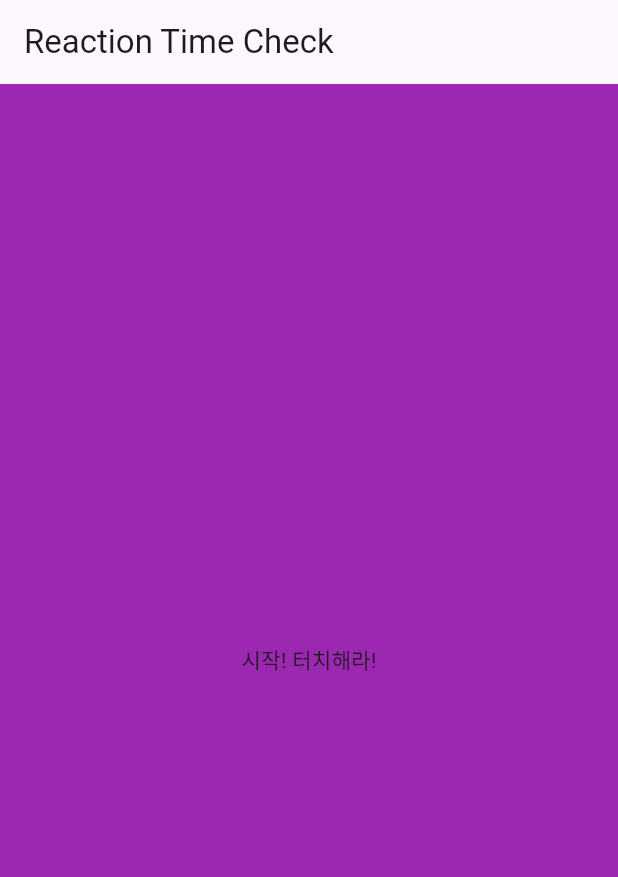
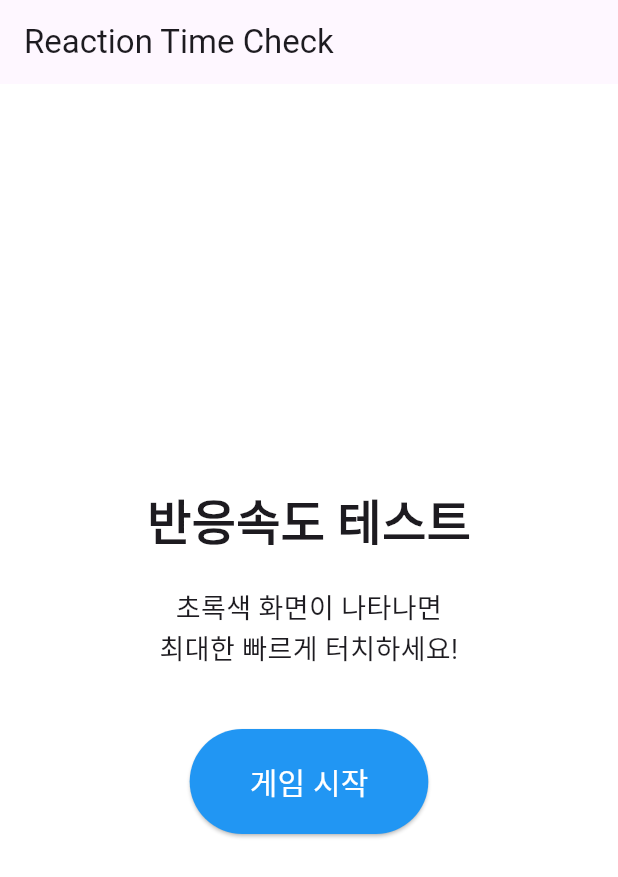
Before and after one commit to devhyunwoo/flutter-reaction-game, a Flutter app: the screen it shows after launch, on a phone screen of 412 x 824 dp. Shown: the top 877 px of the screen. Run offline on Flutter 3.47's test engine with Material 3 defaults, Android fonts, the phone set to English and light mode, and no system bars; our stand-ins replace flutter_riverpod, freezed_annotation, go_router, riverpod_annotation; generated files the repository leaves out were written again.

Commit message:
update : 게임시작버튼 생성

```diff
--- a/lib/feature/home/state/home_state.dart
+++ b/lib/feature/home/state/home_state.dart
@@ -1,16 +1,38 @@
+import 'package:flutter/material.dart';
 import 'package:freezed_annotation/freezed_annotation.dart';
 
 part 'home_state.freezed.dart';
-part 'home_state.g.dart';
+
+enum GameStatus {
+  initial,     // 🎯 초기 상태 (시작 화면)
+  waiting,     // 대기 중
+  ready,       // 터치 신호 (초록색)
+  finished,    // 결과 표시
+  preClicked;  // 미리 클릭
+
+  // 🎯 텍스트와 색상을 enum에서 한번에 관리!
+  String getText(int? reactionTime) => switch (this) {
+    GameStatus.initial => "게임을 시작하세요!",        // 🎯 새로 추가
+    GameStatus.waiting => "대기대기 김대기!",
+    GameStatus.ready => "화면을 눌러주세요.",
+    GameStatus.finished => "반응속도: ${reactionTime}ms",
+    GameStatus.preClicked => "미리 눌렀네요? 다시 시도해주세요.",
+  };
+
+  Color get backgroundColor => switch (this) {
+    GameStatus.initial => Colors.white,               // 🎯 새로 추가
+    GameStatus.waiting => Colors.white,
+    GameStatus.ready => Colors.green,
+    GameStatus.finished => Colors.red,
+    GameStatus.preClicked => Colors.yellow,
+  };
+}
 
 @freezed
 class HomeState with _$HomeState {
   const factory HomeState({
-    @Default(0) int timeStamp,
-    @Default(false) bool isStart,
-    @Default(false) bool isEnd,
+    @Default(GameStatus.initial) GameStatus status,    // 🎯 initial로 시작
+    @Default(0) int reactionTime,
+    @Default(0) int startTimeStamp,
   }) = _HomeState;
-
-  factory HomeState.fromJson(Map<String, dynamic> json) =>
-      _$HomeStateFromJson(json);
 }
--- a/lib/feature/home/view/home_view.dart
+++ b/lib/feature/home/view/home_view.dart
@@ -2,6 +2,7 @@ import 'package:flutter/material.dart';
 import 'package:flutter_riverpod/flutter_riverpod.dart';
 
 import '../model/home_view_model.dart';
+import '../state/home_state.dart';
 
 class HomeView extends ConsumerWidget {
   const HomeView({super.key});
@@ -10,20 +11,87 @@ class HomeView extends ConsumerWidget {
   Widget build(BuildContext context, WidgetRef ref) {
     final homeState = ref.watch(homeViewModelProvider);
     final viewModel = ref.read(homeViewModelProvider.notifier);
-    final bgColor = homeState.isStart ? Colors.purple : Colors.red;
+
     return Scaffold(
-      backgroundColor: bgColor,
       appBar: AppBar(title: const Text("Reaction Time Check")),
-      body: GestureDetector(
-        onTap: () {
-          viewModel.touch();
-        },
-        child: SizedBox.expand(
+      body: _buildBody(homeState, viewModel),
+    );
+  }
+
+  Widget _buildBody(HomeState homeState, HomeViewModel viewModel) {
+    // 🎯 initial 상태일 때만 게임 시작 화면 (조건 단순화!)
+    if (homeState.status == GameStatus.initial) {
+      return Container(
+        width: double.infinity,
+        height: double.infinity,
+        color: Colors.white,
+        child: Center(
+          child: Column(
+            mainAxisAlignment: MainAxisAlignment.center,
+            children: [
+              const Text(
+                '반응속도 테스트',
+                style: TextStyle(
+                  fontSize: 32,
+                  fontWeight: FontWeight.bold,
+                ),
+              ),
+              const SizedBox(height: 20),
+              const Text(
+                '초록색 화면이 나타나면\n최대한 빠르게 터치하세요!',
+                textAlign: TextAlign.center,
+                style: TextStyle(fontSize: 18),
+              ),
+              const SizedBox(height: 40),
+              ElevatedButton(
+                onPressed: () => viewModel.startGame(),
+                style: ElevatedButton.styleFrom(
+                  padding: const EdgeInsets.symmetric(horizontal: 40, vertical: 20),
+                  backgroundColor: Colors.blue,
+                  foregroundColor: Colors.white,
+                ),
+                child: const Text(
+                  '게임 시작',
+                  style: TextStyle(fontSize: 20),
+                ),
+              ),
+            ],
+          ),
+        ),
+      );
+    }
+
+    // 🎯 게임 진행 중일 때는 전체 터치 영역
+    return GestureDetector(
+      onTap: () => viewModel.touch(),
+      child: Container(
+        width: double.infinity,
+        height: double.infinity,
+        color: homeState.status.backgroundColor,
+        child: Center(
           child: Column(
             mainAxisAlignment: MainAxisAlignment.center,
             crossAxisAlignment: CrossAxisAlignment.center,
             children: [
-              Text(viewModel.displayText),
+              Text(
+                homeState.status.getText(homeState.reactionTime),
+                style: const TextStyle(
+                  fontSize: 24,
+                  fontWeight: FontWeight.bold,
+                ),
+                textAlign: TextAlign.center,
+              ),
+              if (homeState.status == GameStatus.finished ||
+                  homeState.status == GameStatus.preClicked) ...[
+                const SizedBox(height: 20),
+                const Text(
+                  '화면을 터치하여 다시 시작',
+                  style: TextStyle(
+                    fontSize: 16,
+                    color: Colors.grey,
+                  ),
+                ),
+              ],
             ],
           ),
         ),
```
Also changed, not shown: lib/feature/home/model/home_view_model.dart (+52 -24 lines), lib/feature/home/model/home_view_model.g.dart, lib/feature/home/state/home_state.freezed.dart, lib/feature/home/state/home_state.g.dart (deleted).
